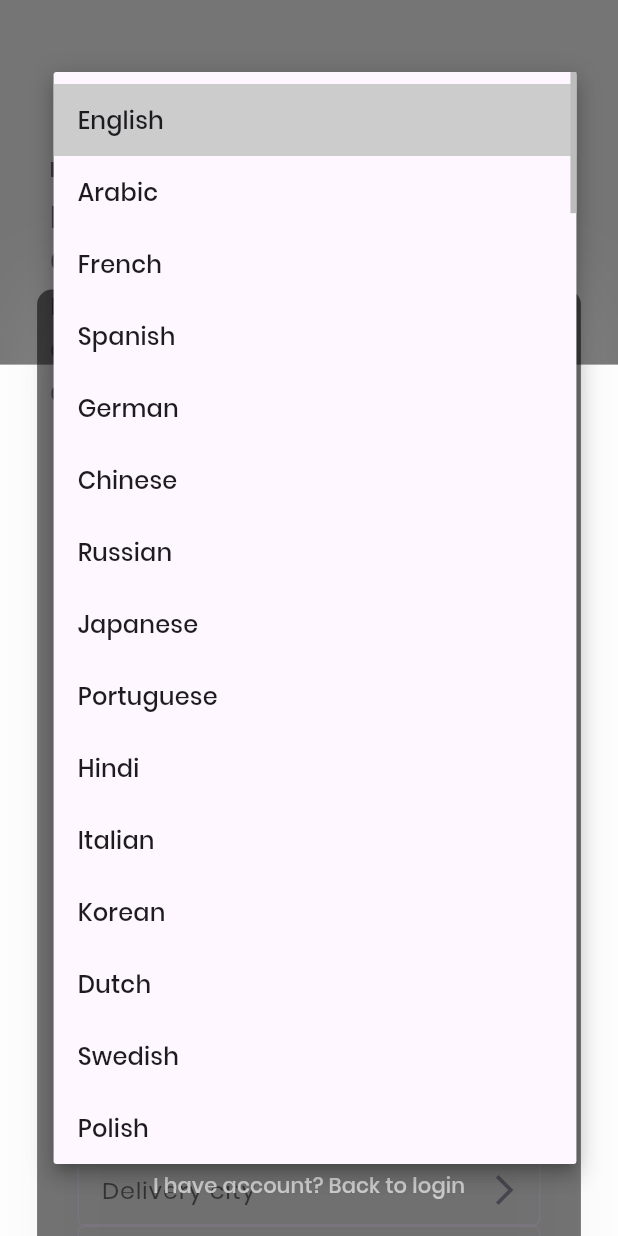
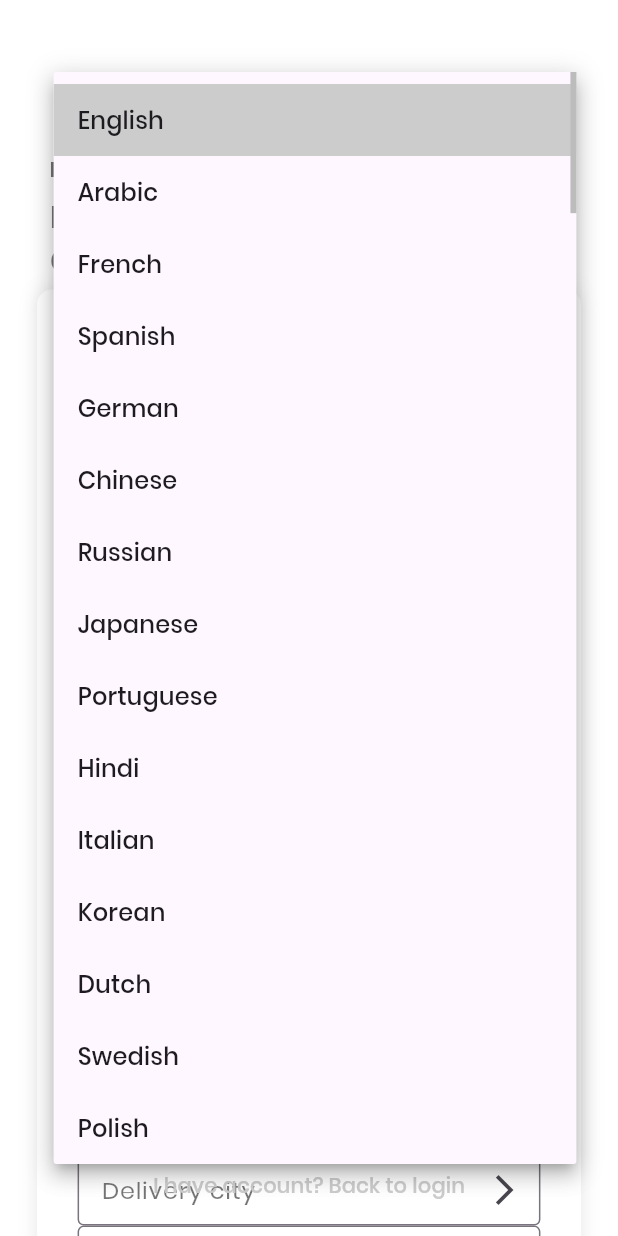
Before and after one commit to mhmdajoor5/jetak-mobile-delivery, a Flutter app: the SignUpWidget screen opened by its route, after a tap on "Languages spoken", on a phone screen of 412 x 824 dp. Run offline on Flutter 3.47's test engine with Material 3 defaults, Android fonts, the phone set to English and light mode, and no system bars; our stand-ins replace audioplayers, cached_network_image, country_picker, dio, file_picker, firebase_core and 14 more; missing offline and left inert: global_configuration, map_launcher, pretty_http_logger; accounts and stored records are empty; network calls fail.

Commit message:
remove shadow

```diff
--- a/lib/src/pages/signup/signup.dart
+++ b/lib/src/pages/signup/signup.dart
@@ -47,14 +47,7 @@ class _SignUpWidgetState extends StateMVC<SignUpWidget> {
         body: Stack(
           alignment: AlignmentDirectional.topCenter,
           children: <Widget>[
-            Positioned(
-              top: 0,
-              child: Container(
-                width: config.App(context).appWidth(100),
-                height: config.App(context).appHeight(29.5),
-                decoration: BoxDecoration(color: Colors.black54),
-              ),
-            ),
+
             Positioned(
               top: config.App(context).appHeight(29.5) - 140,
               child: Container(
@@ -81,12 +74,12 @@ class _SignUpWidgetState extends StateMVC<SignUpWidget> {
               top: config.App(context).appHeight(29.5) - 50,
               child: Container(
                   decoration: BoxDecoration(
-                      color: Colors.black54,
+                      color: Colors.white,
                       borderRadius: BorderRadius.all(Radius.circular(10)),
                       boxShadow: [
                         BoxShadow(
-                          blurRadius: 50,
-                          color: Theme.of(context).hintColor.withOpacity(0.2),
+                          blurRadius: 10,
+                          color: Colors.black.withOpacity(0.1),
                         )
                       ]),
                   margin: EdgeInsets.symmetric(
```
